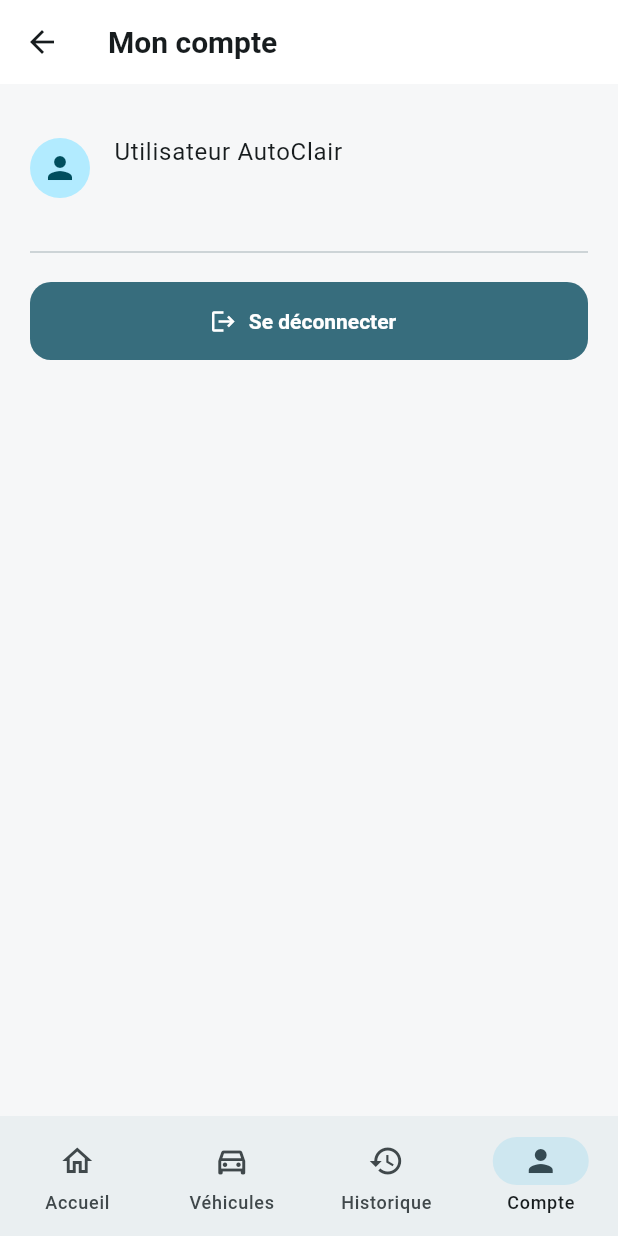
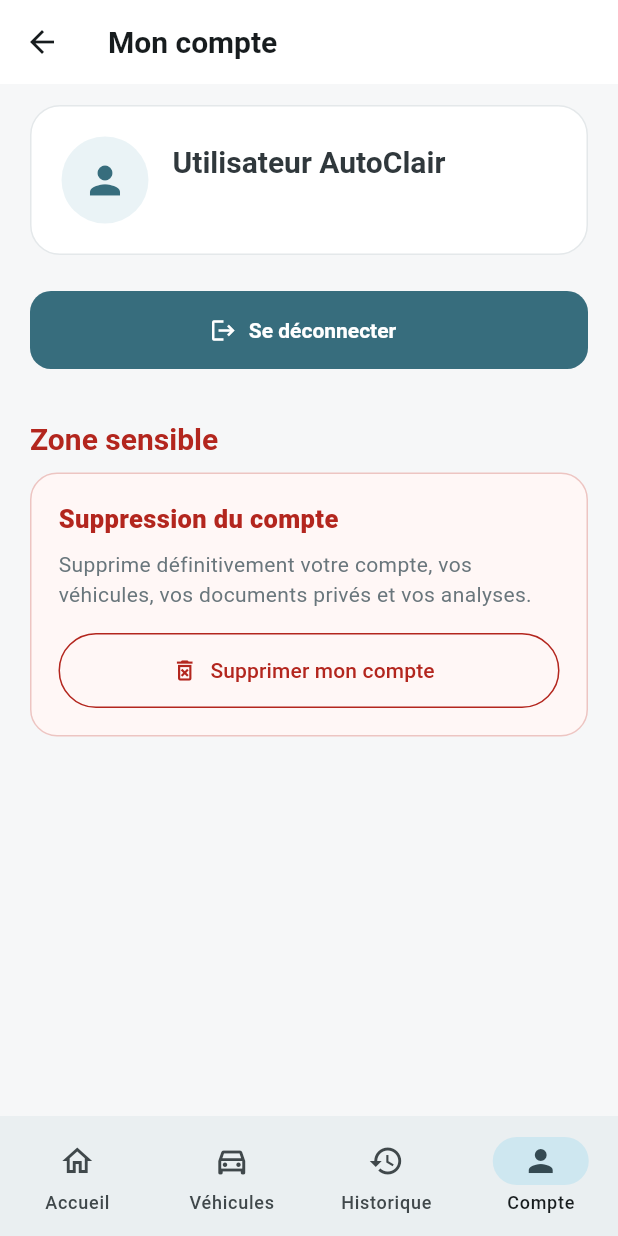
Before and after one commit to mbeloufa/AutoClair-V1, a Flutter app: the AccountPage screen opened directly, on a phone screen of 412 x 824 dp. Run offline on Flutter 3.47's test engine with Material 3 defaults, Android fonts, the light colour scheme and no system bars; our stand-ins replace file_picker, go_router, shared_preferences, supabase_flutter; accounts and stored records are empty.

Commit message:
feat: suppression complète du compte utilisateur

```diff
--- a/lib/core/router/app_router.dart
+++ b/lib/core/router/app_router.dart
@@ -1,6 +1,7 @@
 import 'package:flutter/material.dart';
 import 'package:go_router/go_router.dart';
 
+import '../../features/account/delete_account_page.dart';
 import '../../features/auth/forgot_password_page.dart';
 import '../../features/auth/login_page.dart';
 import '../../features/auth/register_page.dart';
@@ -108,6 +109,10 @@
         path: '/account',
         builder: (context, state) => const AccountPage(),
       ),
+      GoRoute(
+        path: '/account/delete',
+        builder: (context, state) => const DeleteAccountPage(),
+      ),
     ],
     errorBuilder: (context, state) {
       return Scaffold(
--- a/lib/features/home/account_page.dart
+++ b/lib/features/home/account_page.dart
@@ -2,6 +2,7 @@
 import 'package:go_router/go_router.dart';
 import 'package:supabase_flutter/supabase_flutter.dart';
 
+import '../../core/theme/app_theme.dart';
 import '../../core/widgets/app_bottom_nav.dart';
 import '../auth/auth_service.dart';
 
@@ -55,19 +56,45 @@
     return Scaffold(
       appBar: AppBar(title: const Text('Mon compte')),
       body: ListView(
-        padding: const EdgeInsets.all(20),
+        padding: const EdgeInsets.fromLTRB(20, 14, 20, 36),
         children: [
-          ListTile(
-            contentPadding: EdgeInsets.zero,
-            leading: const CircleAvatar(child: Icon(Icons.person)),
-            title: Text(
-              fullName == null || fullName.trim().isEmpty
-                  ? 'Utilisateur AutoClair'
-                  : fullName,
+          Container(
+            padding: const EdgeInsets.all(20),
+            decoration: BoxDecoration(
+              color: Colors.white,
+              borderRadius: BorderRadius.circular(20),
+              border: Border.all(color: AppColors.border),
             ),
-            subtitle: Text(user?.email ?? ''),
+            child: Row(
+              children: [
+                const CircleAvatar(
+                  radius: 29,
+                  backgroundColor: AppColors.softPrimary,
+                  child: Icon(Icons.person, color: AppColors.primary, size: 30),
+                ),
+                const SizedBox(width: 16),
+                Expanded(
+                  child: Column(
+                    crossAxisAlignment: CrossAxisAlignment.start,
+                    children: [
+                      Text(
+                        fullName == null || fullName.trim().isEmpty
+                            ? 'Utilisateur AutoClair'
+                            : fullName,
+                        style: Theme.of(context).textTheme.titleLarge,
+                      ),
+                      const SizedBox(height: 4),
+                      Text(
+                        user?.email ?? '',
+                        style: Theme.of(context).textTheme.bodyMedium,
+                      ),
+                    ],
+                  ),
+                ),
+              ],
+            ),
           ),
-          const Divider(height: 40),
+          const SizedBox(height: 24),
           FilledButton.tonalIcon(
             onPressed: _loading ? null : _logout,
             icon: _loading
@@ -78,6 +105,56 @@
                 : const Icon(Icons.logout),
             label: const Text('Se déconnecter'),
           ),
+          const SizedBox(height: 34),
+          Text(
+            'Zone sensible',
+            style: Theme.of(
+              context,
+            ).textTheme.titleLarge?.copyWith(color: AppColors.error),
+          ),
+          const SizedBox(height: 10),
+          Container(
+            padding: const EdgeInsets.all(18),
+            decoration: BoxDecoration(
+              color: const Color(0xFFFFF7F6),
+              borderRadius: BorderRadius.circular(18),
+              border: Border.all(
+                color: AppColors.error.withValues(alpha: 0.24),
+              ),
+            ),
+            child: Column(
+              crossAxisAlignment: CrossAxisAlignment.start,
+              children: [
+                const Text(
+                  'Suppression du compte',
+                  style: TextStyle(
+                    color: AppColors.error,
+                    fontWeight: FontWeight.w800,
+                    fontSize: 17,
+                  ),
+                ),
+                const SizedBox(height: 7),
+                Text(
+                  'Supprime définitivement votre compte, vos véhicules, '
+                  'vos documents privés et vos analyses.',
+                  style: Theme.of(context).textTheme.bodyMedium,
+                ),
+                const SizedBox(height: 16),
+                OutlinedButton.icon(
+                  style: OutlinedButton.styleFrom(
+                    foregroundColor: AppColors.error,
+                    side: const BorderSide(color: AppColors.error),
+                    minimumSize: const Size(double.infinity, 50),
+                  ),
+                  onPressed: _loading
+                      ? null
+                      : () => context.push('/account/delete'),
+                  icon: const Icon(Icons.delete_forever_outlined),
+                  label: const Text('Supprimer mon compte'),
+                ),
+              ],
+            ),
+          ),
         ],
       ),
       bottomNavigationBar: const AppBottomNav(currentIndex: 3),
```
Also changed, not shown: lib/features/account/account_deletion_confirmation.dart (added, +35 -0 lines), lib/features/account/account_deletion_service.dart (added, +116 -0 lines), lib/features/account/delete_account_page.dart (added, +320 -0 lines), 1 other file.
